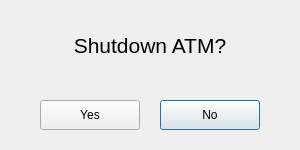
v-str/ATM-North-Star, file lib_gui/initial_screen/exit_dialog.ui: the form before one commit.
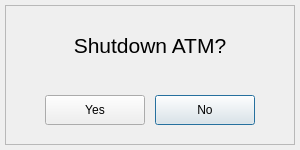
The form after the commit.

Commit message: Add frame for exit widget

```diff
--- a/lib_gui/initial_screen/exit_dialog.ui
+++ b/lib_gui/initial_screen/exit_dialog.ui
@@ -13,11 +13,26 @@
   <property name="windowTitle">
    <string>Dialog</string>
   </property>
+  <widget class="QFrame" name="frame">
+   <property name="geometry">
+    <rect>
+     <x>5</x>
+     <y>5</y>
+     <width>290</width>
+     <height>140</height>
+    </rect>
+   </property>
+   <property name="frameShape">
+    <enum>QFrame::StyledPanel</enum>
+   </property>
+   <property name="frameShadow">
+    <enum>QFrame::Raised</enum>
+   </property>
   <widget class="QLabel" name="message_screen">
    <property name="geometry">
     <rect>
-     <x>10</x>
-     <y>10</y>
+      <x>5</x>
+      <y>5</y>
      <width>280</width>
      <height>70</height>
     </rect>
@@ -38,7 +53,7 @@
    <property name="geometry">
     <rect>
      <x>40</x>
-     <y>100</y>
+      <y>90</y>
      <width>100</width>
      <height>30</height>
     </rect>
@@ -53,8 +68,8 @@
   <widget class="QPushButton" name="button_no">
    <property name="geometry">
     <rect>
-     <x>160</x>
-     <y>100</y>
+      <x>150</x>
+      <y>90</y>
      <width>100</width>
      <height>30</height>
     </rect>
@@ -65,6 +80,7 @@
    <property name="default">
     <bool>true</bool>
    </property>
+   </widget>
   </widget>
  </widget>
  <resources/>
```
Lines whose indentation alone changed are shown as unchanged. The commit also changes 3 other files.
